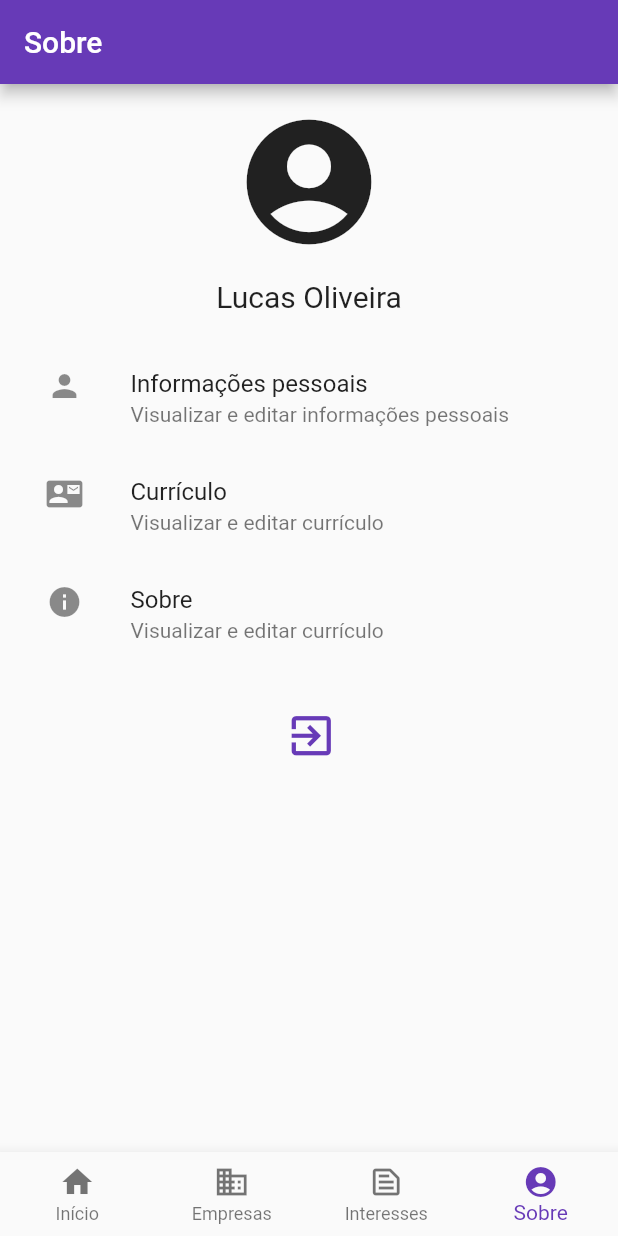
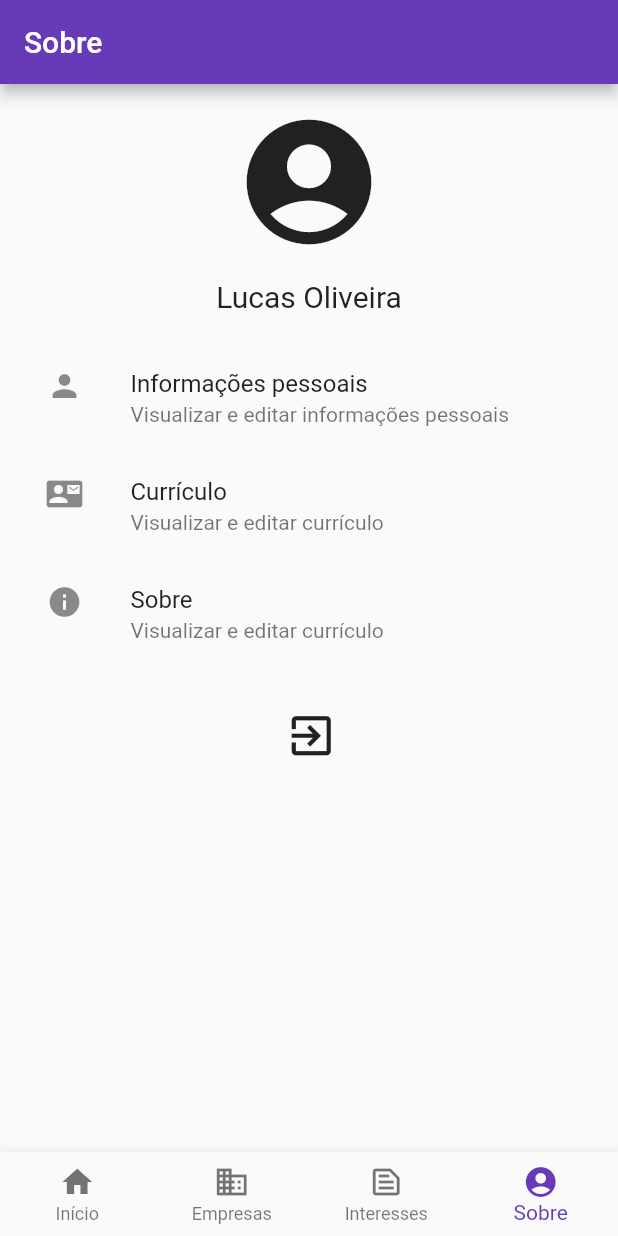
Before and after one commit to lucasoliveirasouza/Mural-de-estagio, a Flutter app: the screen it shows once a user with an empty profile is signed in, item 4 of the bottom bar chosen, on a phone screen of 412 x 824 dp. Run offline on Flutter 3.47's test engine with Material 2 defaults, Android fonts, the phone set to English and light mode, and no system bars; our stand-ins replace cloud_firestore, firebase_auth, firebase_core, material_design_icons_flutter; accounts and stored records are empty.

```diff
--- a/lib/views/sobre/sobre.dart
+++ b/lib/views/sobre/sobre.dart
@@ -66,7 +66,6 @@ class _SobreViewState extends State<SobreView> {
             Container(
               child: Center(
                 child: IconButton(
-                  color: Colors.deepPurple,
                   onPressed: () {
                     AuthService().logout();
                   },
```
